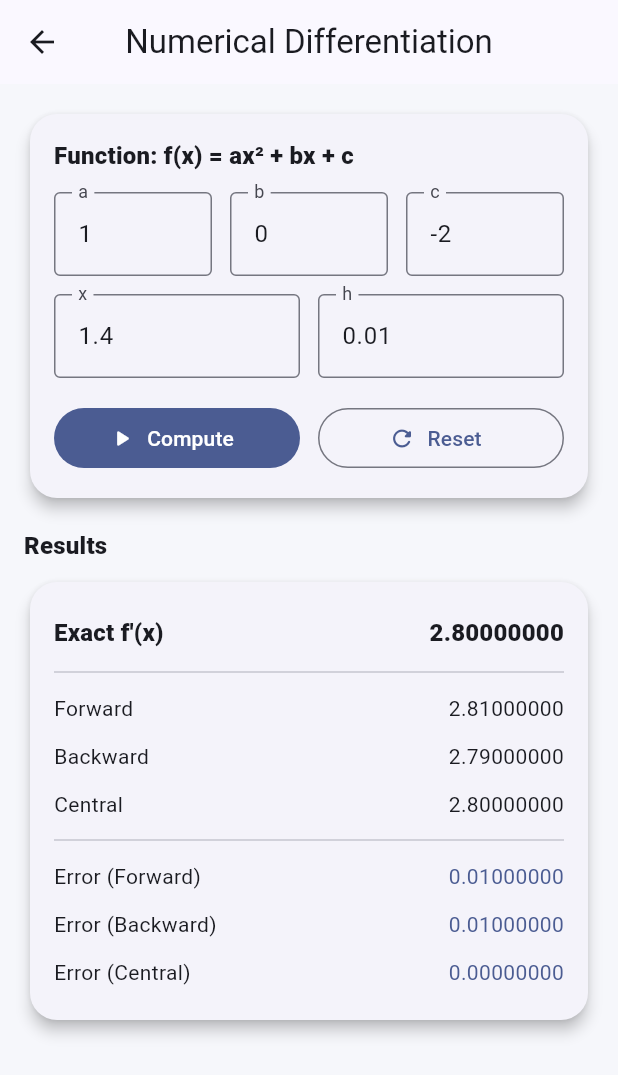
After one commit to nargesalh/Numerical_Computing_app, a Flutter app: the NumericalDiffPage screen opened directly, after a tap on "Compute", on a phone screen of 412 x 824 dp. The commit adds this screen. Shown: the top 1075 px of the screen. Run offline on Flutter 3.47's test engine with Material 3 defaults, Android fonts, the phone set to English and light mode, and no system bars.

Commit message:
feat: add numerical differentiation tool with error comparison

```diff
--- a/lib/features/lab/presentation/lab_page.dart
+++ b/lib/features/lab/presentation/lab_page.dart
@@ -2,6 +2,7 @@ import 'package:flutter/material.dart';
 import '../data/methods_repository.dart';
 import 'tools/bisection_page.dart';
 import 'tools/newton_page.dart';
+import 'tools/numerical_diff_page.dart';
 
 class LabPage extends StatelessWidget {
   const LabPage({super.key});
@@ -44,6 +45,16 @@ class LabPage extends StatelessWidget {
                     return;
                   }
 
+                  if (method.id == 'numerical_diff') {
+                    Navigator.push(
+                      context,
+                      MaterialPageRoute(
+                        builder: (_) => const NumericalDiffPage(),
+                      ),
+                    );
+                    return;
+                  }
+
                   ScaffoldMessenger.of(context).showSnackBar(
                     SnackBar(content: Text('${method.title} coming soon')),
                   );
--- /dev/null
+++ b/lib/features/lab/presentation/tools/numerical_diff_page.dart
@@ -0,0 +1,283 @@
+import 'package:flutter/material.dart';
+
+class NumericalDiffPage extends StatefulWidget {
+  const NumericalDiffPage({super.key});
+
+  @override
+  State<NumericalDiffPage> createState() => _NumericalDiffPageState();
+}
+
+class _NumericalDiffPageState extends State<NumericalDiffPage> {
+  final _formKey = GlobalKey<FormState>();
+
+  final _aCtrl = TextEditingController(text: "1");
+  final _bCtrl = TextEditingController(text: "0");
+  final _cCtrl = TextEditingController(text: "-2");
+
+  final _xCtrl = TextEditingController(text: "1.4");
+  final _hCtrl = TextEditingController(text: "0.01");
+
+  _Result? _result;
+
+  double _f(double x, double a, double b, double c) => a * x * x + b * x + c;
+  double _dfExact(double x, double a, double b) => 2 * a * x + b;
+
+  void _compute() {
+    if (!_formKey.currentState!.validate()) return;
+
+    final a = double.parse(_aCtrl.text.trim());
+    final b = double.parse(_bCtrl.text.trim());
+    final c = double.parse(_cCtrl.text.trim());
+    final x = double.parse(_xCtrl.text.trim());
+    final h = double.parse(_hCtrl.text.trim());
+
+    final fx = _f(x, a, b, c);
+    final fxh = _f(x + h, a, b, c);
+    final fxmh = _f(x - h, a, b, c);
+
+    final forward = (fxh - fx) / h;
+    final backward = (fx - fxmh) / h;
+    final central = (fxh - fxmh) / (2 * h);
+
+    final exact = _dfExact(x, a, b);
+
+    setState(() {
+      _result = _Result(
+        fx: fx,
+        fxh: fxh,
+        fxmh: fxmh,
+        forward: forward,
+        backward: backward,
+        central: central,
+        exact: exact,
+      );
+    });
+  }
+
+  void _reset() {
+    _formKey.currentState?.reset();
+
+    _aCtrl.text = "1";
+    _bCtrl.text = "0";
+    _cCtrl.text = "-2";
+    _xCtrl.text = "1.4";
+    _hCtrl.text = "0.01";
+
+    setState(() {
+      _result = null;
+    });
+  }
+
+  @override
+  void dispose() {
+    _aCtrl.dispose();
+    _bCtrl.dispose();
+    _cCtrl.dispose();
+    _xCtrl.dispose();
+    _hCtrl.dispose();
+    super.dispose();
+  }
+
+  @override
+  Widget build(BuildContext context) {
+    final cs = Theme.of(context).colorScheme;
+
+    return Scaffold(
+      appBar: AppBar(title: const Text('Numerical Differentiation')),
+      body: ListView(
+        padding: const EdgeInsets.all(16),
+        children: [
+          Card(
+            child: Padding(
+              padding: const EdgeInsets.all(16),
+              child: Form(
+                key: _formKey,
+                child: Column(
+                  crossAxisAlignment: CrossAxisAlignment.start,
+                  children: [
+                    Text(
+                      "Function: f(x) = ax² + bx + c",
+                      style: Theme.of(context).textTheme.titleMedium?.copyWith(
+                        fontWeight: FontWeight.w800,
+                      ),
+                    ),
+                    const SizedBox(height: 12),
+
+                    Row(
+                      children: [
+                        Expanded(child: _numField(_aCtrl, label: "a")),
+                        const SizedBox(width: 12),
+                        Expanded(child: _numField(_bCtrl, label: "b")),
+                        const SizedBox(width: 12),
+                        Expanded(child: _numField(_cCtrl, label: "c")),
+                      ],
+                    ),
+
+                    const SizedBox(height: 12),
+
+                    Row(
+                      children: [
+                        Expanded(child: _numField(_xCtrl, label: "x")),
+                        const SizedBox(width: 12),
+                        Expanded(child: _numField(_hCtrl, label: "h")),
+                      ],
+                    ),
+
+                    const SizedBox(height: 16),
+
+                    Row(
+                      children: [
+                        Expanded(
+                          child: FilledButton.icon(
+                            onPressed: _compute,
+                            icon: const Icon(Icons.play_arrow_rounded),
+                            label: const Text("Compute"),
+                          ),
+                        ),
+                        const SizedBox(width: 12),
+                        Expanded(
+                          child: OutlinedButton.icon(
+                            onPressed: _reset,
+                            icon: const Icon(Icons.refresh_rounded),
+                            label: const Text("Reset"),
+                          ),
+                        ),
+                      ],
+                    ),
+                  ],
+                ),
+              ),
+            ),
+          ),
+
+          const SizedBox(height: 16),
+
+          if (_result != null) ...[
+            Text(
+              "Results",
+              style: Theme.of(
+                context,
+              ).textTheme.titleMedium?.copyWith(fontWeight: FontWeight.w800),
+            ),
+            const SizedBox(height: 8),
+
+            Card(
+              child: Padding(
+                padding: const EdgeInsets.all(16),
+                child: Column(
+                  children: [
+                    _ResultRow(
+                      label: "Exact f'(x)",
+                      value: _fmt(_result!.exact),
+                      strong: true,
+                    ),
+                    const Divider(),
+                    _ResultRow(label: "Forward", value: _fmt(_result!.forward)),
+                    _ResultRow(
+                      label: "Backward",
+                      value: _fmt(_result!.backward),
+                    ),
+                    _ResultRow(label: "Central", value: _fmt(_result!.central)),
+                    const Divider(),
+                    _ResultRow(
+                      label: "Error (Forward)",
+                      value: _fmt((_result!.forward - _result!.exact).abs()),
+                      color: cs.primary,
+                    ),
+                    _ResultRow(
+                      label: "Error (Backward)",
+                      value: _fmt((_result!.backward - _result!.exact).abs()),
+                      color: cs.primary,
+                    ),
+                    _ResultRow(
+                      label: "Error (Central)",
+                      value: _fmt((_result!.central - _result!.exact).abs()),
+                      color: cs.primary,
+                    ),
+                  ],
+                ),
+              ),
+            ),
+          ],
+        ],
+      ),
+    );
+  }
+
+  String _fmt(double v) => v.toStringAsFixed(8);
+
+  Widget _numField(TextEditingController c, {required String label}) {
+    return TextFormField(
+      controller: c,
+      keyboardType: const TextInputType.numberWithOptions(
+        decimal: true,
+        signed: true,
+      ),
+      decoration: InputDecoration(
+        labelText: label,
+        border: const OutlineInputBorder(),
+      ),
+      validator: (v) {
+        final s = (v ?? '').trim();
+        if (s.isEmpty) return 'Required';
+        final x = double.tryParse(s);
+        if (x == null || x.isNaN || x.isInfinite) return 'Invalid';
+        if (label == "h" && x == 0) return 'h cannot be 0';
+        return null;
+      },
+    );
+  }
+}
+
+class _Result {
+  final double fx;
+  final double fxh;
+  final double fxmh;
+  final double forward;
+  final double backward;
+  final double central;
+  final double exact;
+
+  _Result({
+    required this.fx,
+    required this.fxh,
+    required this.fxmh,
+    required this.forward,
+    required this.backward,
+    required this.central,
+    required this.exact,
+  });
+}
+
+class _ResultRow extends StatelessWidget {
+  final String label;
+  final String value;
+  final bool strong;
+  final Color? color;
+
+  const _ResultRow({
+    required this.label,
+    required this.value,
+    this.strong = false,
+    this.color,
+  });
+
+  @override
+  Widget build(BuildContext context) {
+    final style = strong
+        ? Theme.of(
+            context,
+          ).textTheme.titleMedium?.copyWith(fontWeight: FontWeight.w800)
+        : Theme.of(context).textTheme.bodyMedium;
+
+    return Padding(
+      padding: const EdgeInsets.symmetric(vertical: 6),
+      child: Row(
+        children: [
+          Expanded(child: Text(label, style: style)),
+          Text(value, style: style?.copyWith(color: color)),
+        ],
+      ),
+    );
+  }
+}
```
